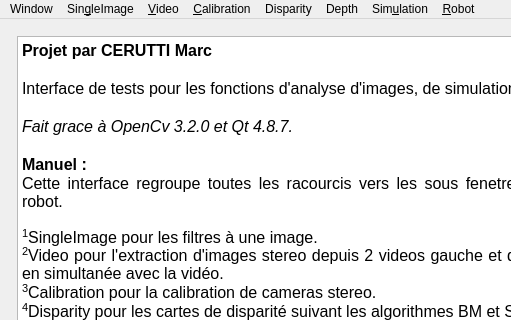
Old version of the form windows/mainwindow.ui in the repository m21-cerutti/ProjetTech2019_Robot; both pictures show x 0 to 511 and y 0 to 320 of the 784 by 471 pixel window.
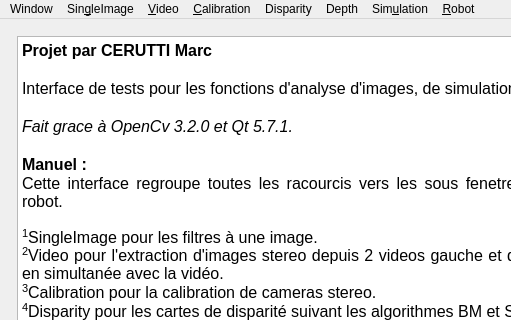
New version of the form.

Patch:
```diff
--- a/windows/mainwindow.ui
+++ b/windows/mainwindow.ui
@@ -46,7 +46,7 @@
 &lt;p align=&quot;justify&quot; style=&quot;-qt-paragraph-type:empty; margin-top:0px; margin-bottom:0px; margin-left:0px; margin-right:0px; -qt-block-indent:0; text-indent:0px; font-family:'Sans'; font-size:12pt;&quot;&gt;&lt;br /&gt;&lt;/p&gt;
 &lt;p align=&quot;justify&quot; style=&quot; margin-top:0px; margin-bottom:0px; margin-left:0px; margin-right:0px; -qt-block-indent:0; text-indent:0px;&quot;&gt;&lt;span style=&quot; font-family:'Sans'; font-size:12pt;&quot;&gt;Interface de tests pour les fonctions d'analyse d'images, de simulation, et de controle du robot.&lt;/span&gt;&lt;/p&gt;
 &lt;p align=&quot;justify&quot; style=&quot;-qt-paragraph-type:empty; margin-top:0px; margin-bottom:0px; margin-left:0px; margin-right:0px; -qt-block-indent:0; text-indent:0px; font-family:'Sans'; font-size:12pt;&quot;&gt;&lt;br /&gt;&lt;/p&gt;
-&lt;p align=&quot;justify&quot; style=&quot; margin-top:0px; margin-bottom:0px; margin-left:0px; margin-right:0px; -qt-block-indent:0; text-indent:0px;&quot;&gt;&lt;span style=&quot; font-family:'Sans'; font-size:12pt; font-style:italic;&quot;&gt;Fait grace à OpenCv 3.2.0 et Qt 4.8.7.&lt;/span&gt;&lt;/p&gt;
+&lt;p align=&quot;justify&quot; style=&quot; margin-top:0px; margin-bottom:0px; margin-left:0px; margin-right:0px; -qt-block-indent:0; text-indent:0px;&quot;&gt;&lt;span style=&quot; font-family:'Sans'; font-size:12pt; font-style:italic;&quot;&gt;Fait grace à OpenCv 3.2.0 et Qt 5.7.1.&lt;/span&gt;&lt;/p&gt;
 &lt;p align=&quot;justify&quot; style=&quot;-qt-paragraph-type:empty; margin-top:0px; margin-bottom:0px; margin-left:0px; margin-right:0px; -qt-block-indent:0; text-indent:0px; font-family:'Sans'; font-size:12pt;&quot;&gt;&lt;br /&gt;&lt;/p&gt;
 &lt;p align=&quot;justify&quot; style=&quot; margin-top:0px; margin-bottom:0px; margin-left:0px; margin-right:0px; -qt-block-indent:0; text-indent:0px;&quot;&gt;&lt;span style=&quot; font-family:'Sans'; font-size:12pt; font-weight:600;&quot;&gt;Manuel :&lt;/span&gt;&lt;/p&gt;
 &lt;p align=&quot;justify&quot; style=&quot; margin-top:0px; margin-bottom:0px; margin-left:0px; margin-right:0px; -qt-block-indent:0; text-indent:0px;&quot;&gt;&lt;span style=&quot; font-family:'Sans'; font-size:12pt;&quot;&gt;Cette interface regroupe toutes les racourcis vers les sous fenetres et les tests de manipulation du robot.&lt;br /&gt;&lt;br /&gt;&lt;/span&gt;&lt;span style=&quot; font-family:'Sans'; font-size:12pt; vertical-align:super;&quot;&gt;1&lt;/span&gt;&lt;span style=&quot; font-family:'Sans'; font-size:12pt;&quot;&gt;SingleImage pour les filtres à une image.&lt;br /&gt;&lt;/span&gt;&lt;span style=&quot; font-family:'Sans'; font-size:12pt; vertical-align:super;&quot;&gt;2&lt;/span&gt;&lt;span style=&quot; font-family:'Sans'; font-size:12pt;&quot;&gt;Video pour l'extraction d'images stereo depuis 2 videos gauche et droite. Permet aussi une calibration en simultanée avec la vidéo.&lt;/span&gt;&lt;/p&gt;
```
